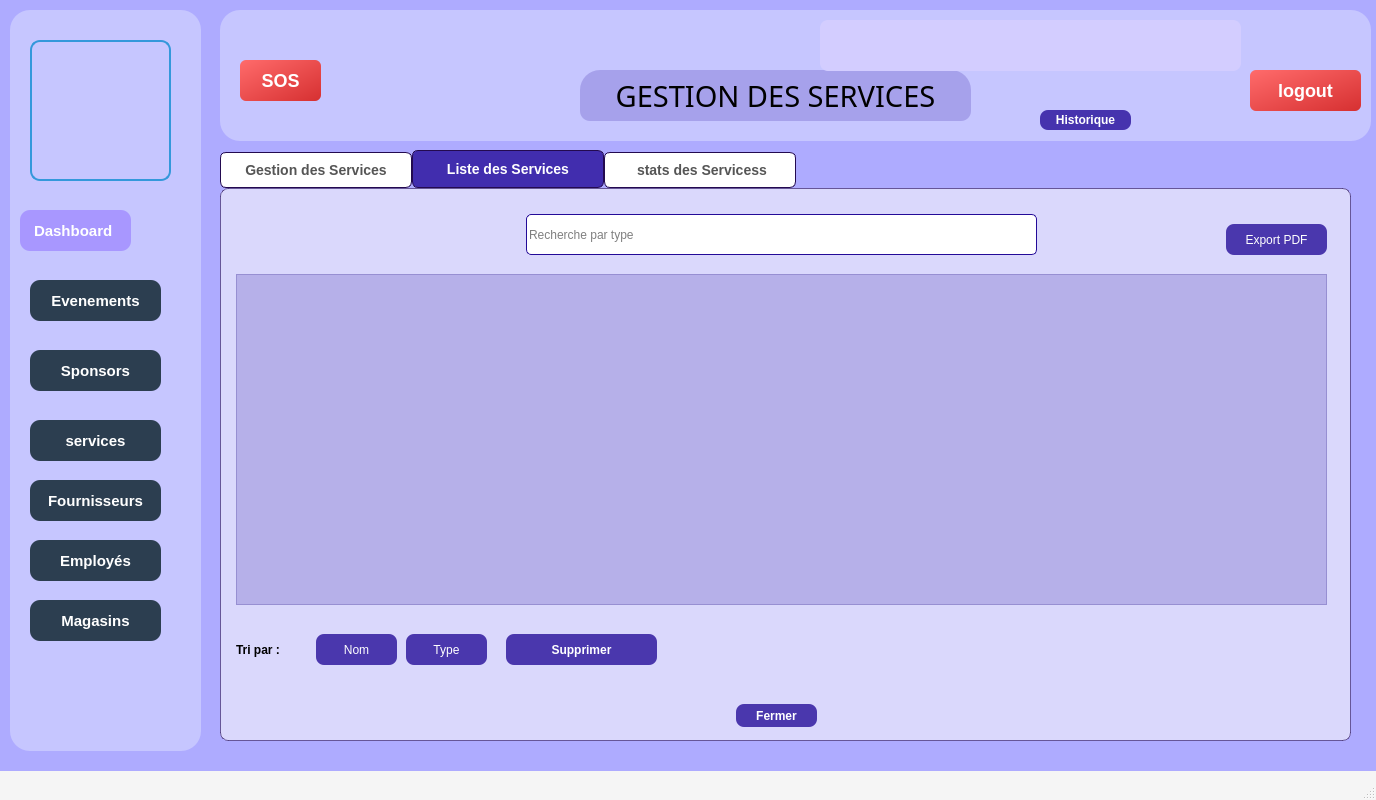
Above: src/services/services.ui from MontaCHOUIG/MallFlow before the change. Below: the same form after it.
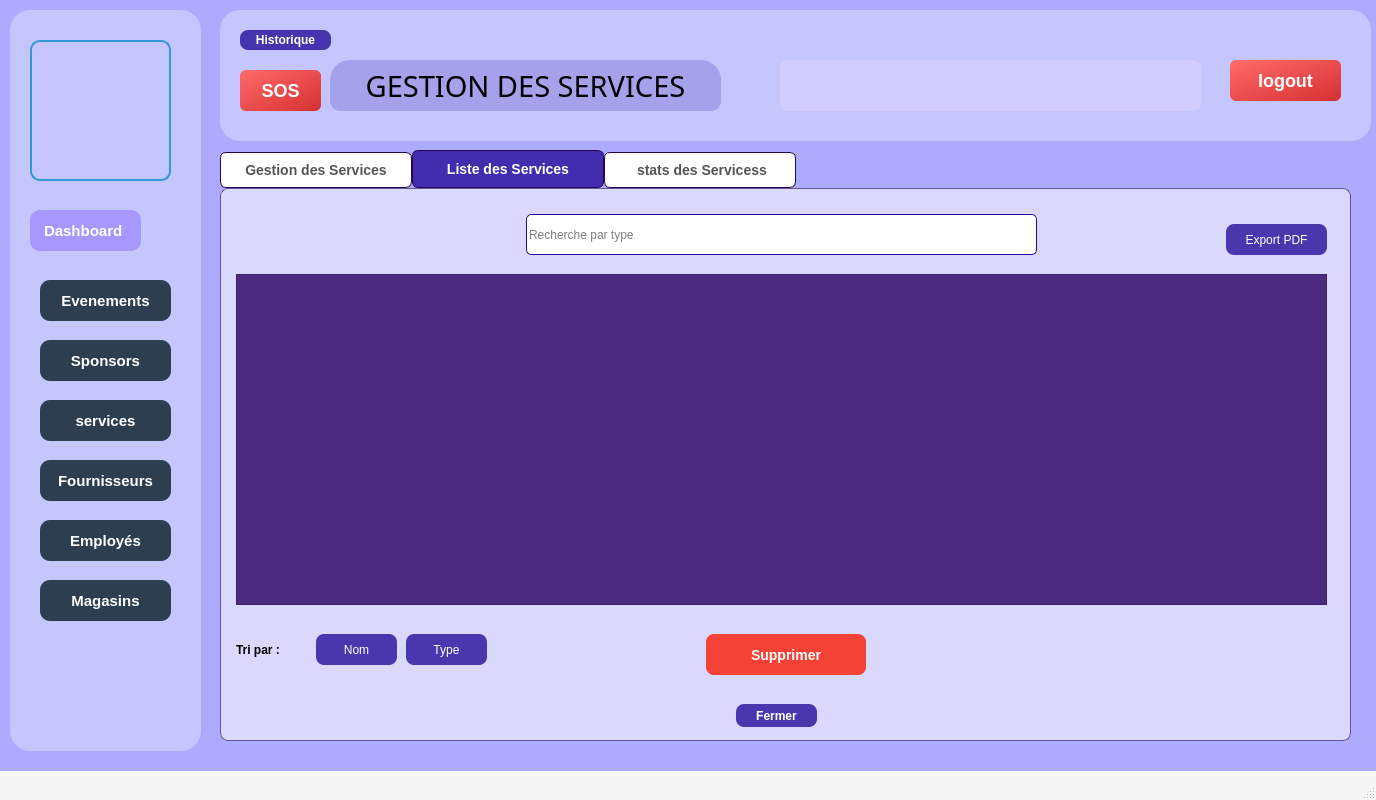
That is the form after the change. Icons and pictures are not drawn.

Commit message: les interfaces sont identiques

```diff
--- a/src/services/services.ui
+++ b/src/services/services.ui
@@ -518,7 +518,38 @@
        </rect>
       </property>
       <property name="styleSheet">
-       <string notr="true">background-color:rgba(35,10,152, 50);</string>
+       <string notr="true">QTableView {
+    background-color: #4A2B7F; /* Lighter dark purple background */
+    color: white; /* White text */
+    gridline-color: #6B3F98; /* Lighter purple gridlines */
+}
+
+QTableView::item {
+    padding: 5px;
+    background-color: #5A3F99; /* Lighter purple for rows */
+    border: 1px solid #6B3F98; /* Border around each cell */
+}
+
+QTableView::item:selected {
+    background-color: #7A4DA9; /* Lighter purple when selected */
+    color: white;
+}
+
+QTableView::horizontalHeader, QTableView::verticalHeader {
+    background-color: #5A3F99; /* Lighter purple header */
+    color: white; /* White text in header */
+    border: none;
+}
+
+QTableView::horizontalHeader::section, QTableView::verticalHeader::section {
+    padding: 10px;
+    border: 1px solid #6B3F98; /* Header section borders */
+}
+
+QTableView::horizontalHeader::section:active, QTableView::verticalHeader::section:active {
+    background-color: #7A4DA9; /* Highlight active header section */
+}
+</string>
       </property>
      </widget>
      <widget class="QLineEdit" name="Sp_Line_Recherche">
@@ -634,26 +665,28 @@
      <widget class="QPushButton" name="Sp_Button_Modifier_4">
       <property name="geometry">
        <rect>
-        <x>280</x>
+        <x>480</x>
         <y>440</y>
-        <width>151</width>
-        <height>31</height>
+        <width>160</width>
+        <height>41</height>
        </rect>
       </property>
       <property name="font">
        <font>
+        <pointsize>-1</pointsize>
         <bold>true</bold>
        </font>
       </property>
       <property name="styleSheet">
-       <string notr="true">QPushButton {
-background-color: rgba(35,10,152, 200);
-border-radius: 8px;
-color: white;
-}
-QPushButton:hover {
-background-color: qlineargradient(spread:pad, x1:0, y1:0, x2:0, y2:1, stop:0 rgba(117, 201, 187, 200), stop:1 rgba(35,10,152, 200));
-}</string>
+       <string notr="true">background-color: #f44336;  /* Couleur de fond rouge */
+    color: white;
+    border: none;
+    border-radius: 8px;
+    padding: 10px 20px;
+    font-weight: bold;
+    font-size: 14px;
+    text-align: center;
+    min-width: 120px;</string>
       </property>
       <property name="text">
        <string>Supprimer</string>
@@ -847,7 +880,7 @@
     <widget class="QLabel" name="label_9">
      <property name="geometry">
       <rect>
-       <x>10</x>
+       <x>20</x>
        <y>200</y>
        <width>111</width>
        <height>41</height>
@@ -874,7 +907,7 @@
     <widget class="QPushButton" name="evenement">
      <property name="geometry">
       <rect>
-       <x>20</x>
+       <x>30</x>
        <y>270</y>
        <width>131</width>
        <height>41</height>
@@ -903,8 +936,8 @@
     <widget class="QPushButton" name="sponsors">
      <property name="geometry">
       <rect>
-       <x>20</x>
-       <y>340</y>
+       <x>30</x>
+       <y>330</y>
        <width>131</width>
        <height>41</height>
       </rect>
@@ -933,8 +966,8 @@
     <widget class="QPushButton" name="services">
      <property name="geometry">
       <rect>
-       <x>20</x>
-       <y>410</y>
+       <x>30</x>
+       <y>390</y>
        <width>131</width>
        <height>41</height>
       </rect>
@@ -963,8 +996,8 @@
     <widget class="QPushButton" name="fournisseurs">
      <property name="geometry">
       <rect>
-       <x>20</x>
-       <y>470</y>
+       <x>30</x>
+       <y>450</y>
        <width>131</width>
        <height>41</height>
       </rect>
@@ -993,8 +1026,8 @@
     <widget class="QPushButton" name="employes">
      <property name="geometry">
       <rect>
-       <x>20</x>
-       <y>530</y>
+       <x>30</x>
+       <y>510</y>
        <width>131</width>
        <height>41</height>
       </rect>
@@ -1023,8 +1056,8 @@
     <widget class="QPushButton" name="magasins">
      <property name="geometry">
       <rect>
-       <x>20</x>
-       <y>590</y>
+       <x>30</x>
+       <y>570</y>
        <width>131</width>
        <height>41</height>
       </rect>
@@ -1070,11 +1103,36 @@
     <property name="frameShadow">
      <enum>QFrame::Shadow::Raised</enum>
     </property>
+    <widget class="QLabel" name="label_authUser">
+     <property name="geometry">
+      <rect>
+       <x>560</x>
+       <y>50</y>
+       <width>421</width>
+       <height>51</height>
+      </rect>
+     </property>
+     <property name="styleSheet">
+      <string notr="true">QLabel {
+    color: white; /* Text color */
+    background-color: rgb(211, 205, 255); /* Blue background */
+    font-size: 20px; /* Text size */
+    font-weight: bold; /* Bold text */
+    padding: 10px; /* Space inside the label */
+    border-radius: 8px; /* Rounded corners */
+    text-align: center; /* Centers text */
+}
+</string>
+     </property>
+     <property name="text">
+      <string/>
+     </property>
+    </widget>
     <widget class="QLabel" name="Sp_Label_Titre">
      <property name="geometry">
       <rect>
-       <x>360</x>
-       <y>60</y>
+       <x>110</x>
+       <y>50</y>
        <width>391</width>
        <height>51</height>
       </rect>
@@ -1100,8 +1158,8 @@
     <widget class="QLabel" name="label_8">
      <property name="geometry">
       <rect>
-       <x>1070</x>
-       <y>10</y>
+       <x>510</x>
+       <y>50</y>
        <width>41</width>
        <height>41</height>
       </rect>
@@ -1116,8 +1174,8 @@
     <widget class="QPushButton" name="button_logout">
      <property name="geometry">
       <rect>
-       <x>1030</x>
-       <y>60</y>
+       <x>1010</x>
+       <y>50</y>
        <width>111</width>
        <height>41</height>
       </rect>
@@ -1149,8 +1207,8 @@
     <widget class="QPushButton" name="Sp_Button_Modifier_2">
      <property name="geometry">
       <rect>
-       <x>820</x>
-       <y>100</y>
+       <x>20</x>
+       <y>20</y>
        <width>91</width>
        <height>20</height>
       </rect>
@@ -1178,7 +1236,7 @@
      <property name="geometry">
       <rect>
        <x>20</x>
-       <y>50</y>
+       <y>60</y>
        <width>81</width>
        <height>41</height>
       </rect>
@@ -1207,31 +1265,6 @@
       <string>SOS</string>
      </property>
     </widget>
-    <widget class="QLabel" name="label_authUser">
-     <property name="geometry">
-      <rect>
-       <x>600</x>
-       <y>10</y>
-       <width>421</width>
-       <height>51</height>
-      </rect>
-     </property>
-     <property name="styleSheet">
-      <string notr="true">QLabel {
-    color: white; /* Text color */
-    background-color: rgb(211, 205, 255); /* Blue background */
-    font-size: 20px; /* Text size */
-    font-weight: bold; /* Bold text */
-    padding: 10px; /* Space inside the label */
-    border-radius: 8px; /* Rounded corners */
-    text-align: center; /* Centers text */
-}
-</string>
-     </property>
-     <property name="text">
-      <string/>
-     </property>
-    </widget>
    </widget>
    <zorder>Bg_imzge</zorder>
    <zorder>tabWidget</zorder>
```
Left out of the diff: 62 changed lines with no effect on the pictures. The commit also changes 6 other files.
